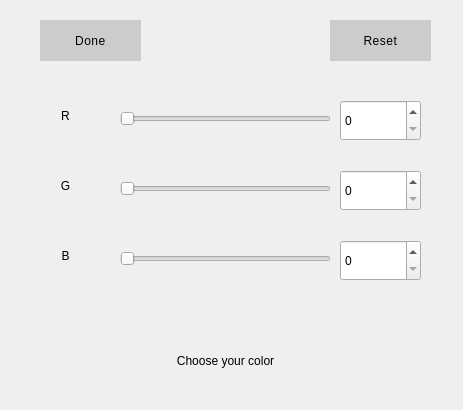
The window that NoteBlock/color_picker_dialog.ui (vince-exe/NoteBlock) describes before a commit, drawn with Qt 5.
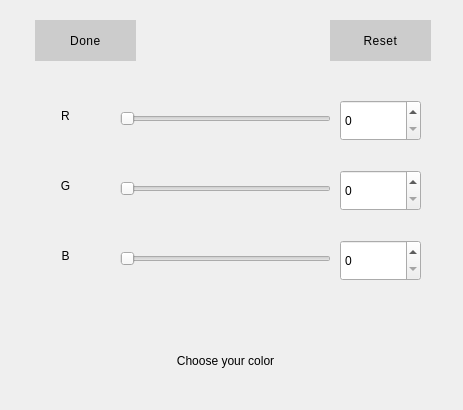
The same window after the commit.

The edit to the form file:
```diff
--- a/NoteBlock/color_picker_dialog.ui
+++ b/NoteBlock/color_picker_dialog.ui
@@ -185,7 +185,7 @@
   <widget class="QPushButton" name="doneBn">
    <property name="geometry">
     <rect>
-     <x>40</x>
+     <x>35</x>
      <y>20</y>
      <width>101</width>
      <height>41</height>
```
